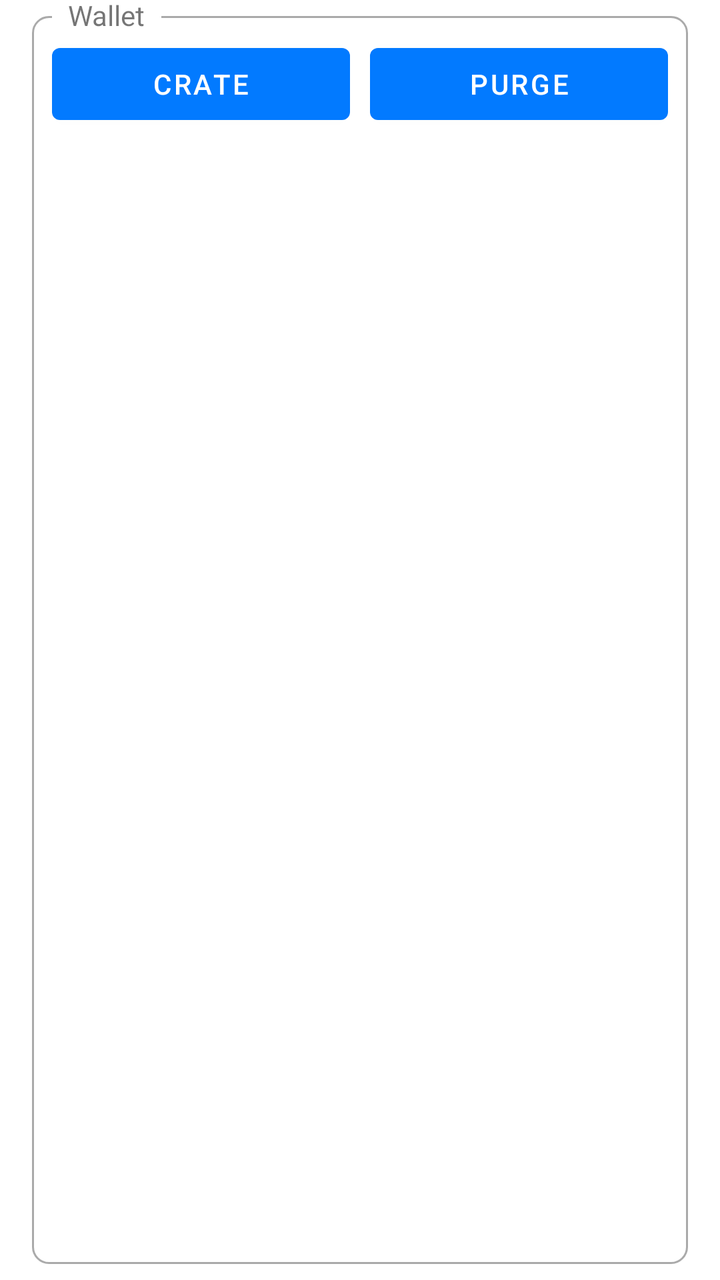
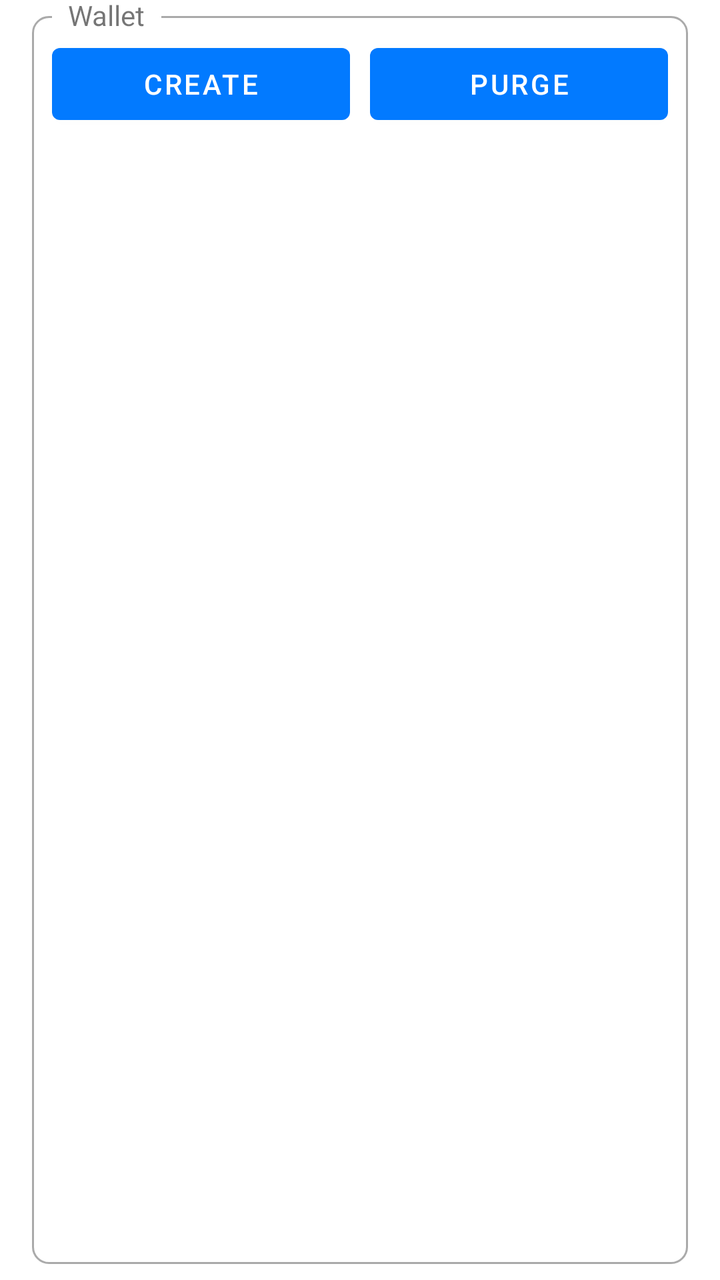

The first picture is an Android layout as it rendered before a commit; the second is the same layout after the commit. The layout source and the unified diff follow.
<!-- AndroidManifest.xml: application theme AppTheme -->
<!-- res/layout/wallet.xml -->
<?xml version="1.0" encoding="utf-8"?>
<FrameLayout xmlns:android="http://schemas.android.com/apk/res/android"
    android:layout_width="match_parent"
    android:layout_height="wrap_content"
    android:clipToPadding="false"
    android:paddingStart="@dimen/box_padding_horizontal"
    android:paddingTop="@dimen/box_padding_vertical"
    android:paddingEnd="@dimen/box_padding_horizontal"
    android:paddingBottom="@dimen/box_padding_vertical">

    <FrameLayout
        android:layout_width="match_parent"
        android:layout_height="match_parent"
        android:background="@drawable/rounded_corner" />

    <TextView
        android:layout_width="wrap_content"
        android:layout_height="wrap_content"
        android:background="@android:color/background_light"
        android:paddingStart="8dp"
        android:paddingEnd="8dp"
        android:text="Wallet"
        android:translationX="10dp"
        android:translationY="-10dp" />

    <FrameLayout
        android:id="@+id/contentContainer"
        android:layout_width="match_parent"
        android:layout_height="match_parent"
        android:layout_margin="10dp">

        <LinearLayout
            android:layout_width="match_parent"
            android:layout_height="wrap_content"
            android:gravity="center"
            android:orientation="horizontal">

            <Button
                android:id="@+id/btnCreateWallet"
                android:layout_width="0dp"
                android:layout_height="wrap_content"
                android:layout_weight="1"
                android:text="Crate" />

            <View
                android:layout_width="10dp"
                android:layout_height="1dp" />

            <Button
                android:id="@+id/btnPurgeWallet"
                android:layout_width="0dp"
                android:layout_height="wrap_content"
                android:layout_weight="1"
                android:text="Purge" />

        </LinearLayout>

    </FrameLayout>

</FrameLayout>
<!-- resources referenced by this layout -->
<resources>
  <dimen name="box_padding_horizontal">16dp</dimen>
  <dimen name="box_padding_vertical">8dp</dimen>
  <!-- drawable rounded_corner (drawable) -->
  <?xml version="1.0" encoding="utf-8"?>
  <shape xmlns:android="http://schemas.android.com/apk/res/android">
      <stroke
          android:width="1dp"
          android:color="@android:color/darker_gray" />
  
      <solid android:color="@android:color/transparent" />
  
      <padding
          android:bottom="5dp"
          android:left="5dp"
          android:right="5dp"
          android:top="5dp" />
  
      <corners android:radius="8dp" />
  </shape>
  <style name="AppTheme" parent="Theme.MaterialComponents.Light.NoActionBar">
          
          <item name="colorPrimary">@color/colorPrimary</item>
          <item name="colorPrimaryDark">@color/colorPrimaryDark</item>
          <item name="colorAccent">@color/colorAccent</item>
          <item name="android:windowBackground">@android:color/background_light</item>
      </style>
  <color name="colorPrimary">#027aff</color>
  <color name="colorPrimaryDark">#027AFF</color>
  <color name="colorAccent">#027AFF</color>
</resources>

<!-- the commit's change to res/layout/wallet.xml (unified diff, before → after) -->
@@ -40,7 +40,7 @@
                 android:layout_width="0dp"
                 android:layout_height="wrap_content"
                 android:layout_weight="1"
-                android:text="Crate" />
+                android:text="Create" />
 
             <View
                 android:layout_width="10dp"
